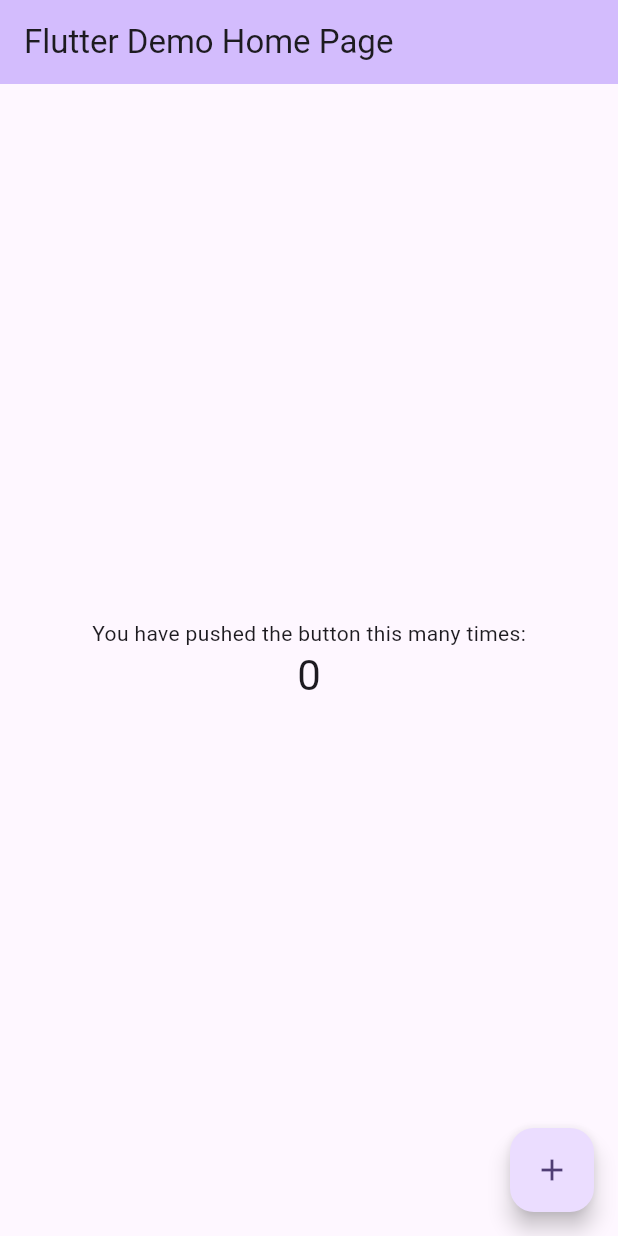
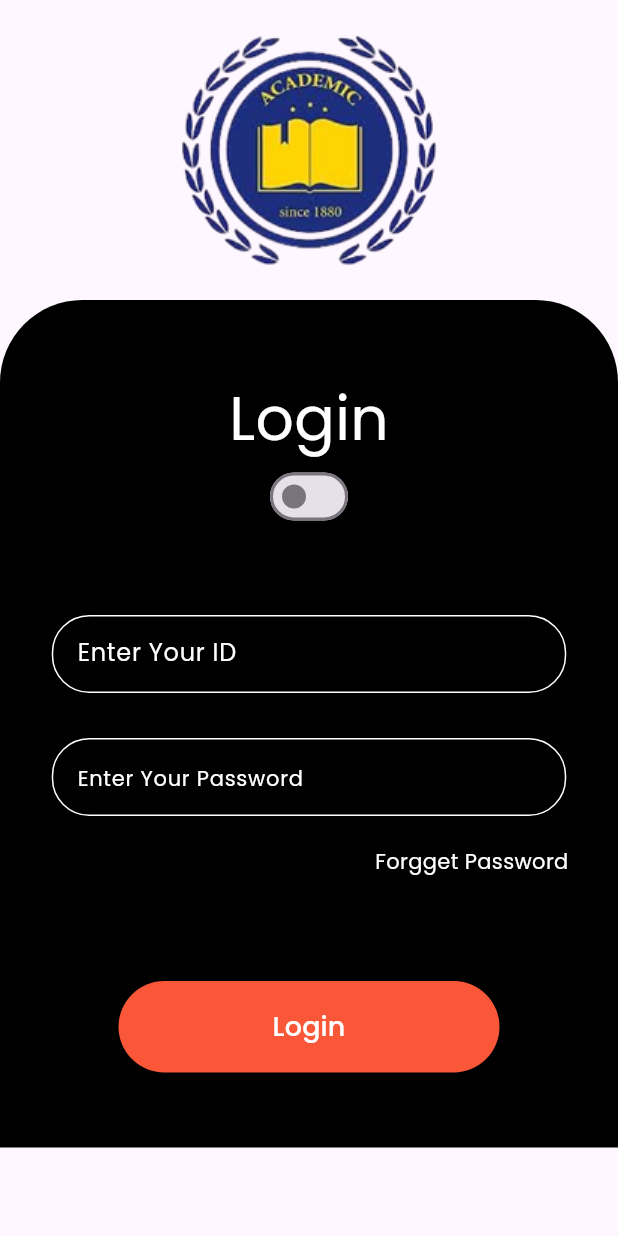
Before and after one commit to Faysal-Maxamed/School-App, a Flutter app: the screen it shows after launch, on a phone screen of 412 x 824 dp. Run offline on Flutter 3.47's test engine with Material 3 defaults, Android fonts, the phone set to English and light mode, and no system bars; our stand-ins replace google_fonts.

Commit message:
themeprovider

```diff
--- a/lib/constants/constants.dart
+++ b/lib/constants/constants.dart
@@ -0,0 +1,5 @@
+import 'package:flutter/material.dart';
+
+const endPoint = "http://localhost:4000/api/school";
+const primaryColor = Color(0xff0D3B66);
+const secondaryColor = Color(0xffF95738);
--- /dev/null
+++ b/lib/constants/themeprovider.dart
@@ -0,0 +1,14 @@
+import 'package:flutter/material.dart';
+
+class Themeprovider extends ChangeNotifier {
+  bool _isdarmode = false;
+
+  bool get isdarkmode => _isdarmode;
+
+  void toggle() {
+    _isdarmode = !_isdarmode;
+    notifyListeners();
+  }
+
+  ThemeMode get currentMode => isdarkmode ? ThemeMode.dark : ThemeMode.light;
+}
--- a/lib/main.dart
+++ b/lib/main.dart
@@ -1,125 +1,38 @@
 import 'package:flutter/material.dart';
+import 'package:school_app/constants/constants.dart';
+import 'package:school_app/constants/themeprovider.dart';
+import 'package:school_app/student/auth/login/login.dart';
+import 'package:provider/provider.dart';
 
 void main() {
-  runApp(const MyApp());
+  runApp(MultiProvider(providers: [
+    ChangeNotifierProvider(
+      create: (_) => Themeprovider(),
+    ),
+  ], child: MyApp()));
 }
 
 class MyApp extends StatelessWidget {
   const MyApp({super.key});
-
-  // This widget is the root of your application.
   @override
   Widget build(BuildContext context) {
+    final themeProvider = Provider.of<Themeprovider>(context);
     return MaterialApp(
-      title: 'Flutter Demo',
-      theme: ThemeData(
-        // This is the theme of your application.
-        //
-        // TRY THIS: Try running your application with "flutter run". You'll see
-        // the application has a purple toolbar. Then, without quitting the app,
-        // try changing the seedColor in the colorScheme below to Colors.green
-        // and then invoke "hot reload" (save your changes or press the "hot
-        // reload" button in a Flutter-supported IDE, or press "r" if you used
-        // the command line to start the app).
-        //
-        // Notice that the counter didn't reset back to zero; the application
-        // state is not lost during the reload. To reset the state, use hot
-        // restart instead.
-        //
-        // This works for code too, not just values: Most code changes can be
-        // tested with just a hot reload.
-        colorScheme: ColorScheme.fromSeed(seedColor: Colors.deepPurple),
-        useMaterial3: true,
+      theme: ThemeData.light(),
+      themeMode: themeProvider.currentMode,
+      darkTheme: ThemeData(
+        brightness: Brightness.dark,
+        scaffoldBackgroundColor: Colors.teal[900],
+        primaryColor: Colors.blueGrey[700],
+        appBarTheme: AppBarTheme(
+          backgroundColor: Colors.blueGrey[800],
+        ),
+        colorScheme: ColorScheme.dark(
+          primary: Colors.blueGrey,
+          secondary: Colors.lightBlueAccent,
+        ),
       ),
-      home: const MyHomePage(title: 'Flutter Demo Home Page'),
+      home: LoginScreen(),
     );
   }
 }
-
-class MyHomePage extends StatefulWidget {
-  const MyHomePage({super.key, required this.title});
-
-  // This widget is the home page of your application. It is stateful, meaning
-  // that it has a State object (defined below) that contains fields that affect
-  // how it looks.
-
-  // This class is the configuration for the state. It holds the values (in this
-  // case the title) provided by the parent (in this case the App widget) and
-  // used by the build method of the State. Fields in a Widget subclass are
-  // always marked "final".
-
-  final String title;
-
-  @override
-  State<MyHomePage> createState() => _MyHomePageState();
-}
-
-class _MyHomePageState extends State<MyHomePage> {
-  int _counter = 0;
-
-  void _incrementCounter() {
-    setState(() {
-      // This call to setState tells the Flutter framework that something has
-      // changed in this State, which causes it to rerun the build method below
-      // so that the display can reflect the updated values. If we changed
-      // _counter without calling setState(), then the build method would not be
-      // called again, and so nothing would appear to happen.
-      _counter++;
-    });
-  }
-
-  @override
-  Widget build(BuildContext context) {
-    // This method is rerun every time setState is called, for instance as done
-    // by the _incrementCounter method above.
-    //
-    // The Flutter framework has been optimized to make rerunning build methods
-    // fast, so that you can just rebuild anything that needs updating rather
-    // than having to individually change instances of widgets.
-    return Scaffold(
-      appBar: AppBar(
-        // TRY THIS: Try changing the color here to a specific color (to
-        // Colors.amber, perhaps?) and trigger a hot reload to see the AppBar
-        // change color while the other colors stay the same.
-        backgroundColor: Theme.of(context).colorScheme.inversePrimary,
-        // Here we take the value from the MyHomePage object that was created by
-        // the App.build method, and use it to set our appbar title.
-        title: Text(widget.title),
-      ),
-      body: Center(
-        // Center is a layout widget. It takes a single child and positions it
-        // in the middle of the parent.
-        child: Column(
-          // Column is also a layout widget. It takes a list of children and
-          // arranges them vertically. By default, it sizes itself to fit its
-          // children horizontally, and tries to be as tall as its parent.
-          //
-          // Column has various properties to control how it sizes itself and
-          // how it positions its children. Here we use mainAxisAlignment to
-          // center the children vertically; the main axis here is the vertical
-          // axis because Columns are vertical (the cross axis would be
-          // horizontal).
-          //
-          // TRY THIS: Invoke "debug painting" (choose the "Toggle Debug Paint"
-          // action in the IDE, or press "p" in the console), to see the
-          // wireframe for each widget.
-          mainAxisAlignment: MainAxisAlignment.center,
-          children: <Widget>[
-            const Text(
-              'You have pushed the button this many times:',
-            ),
-            Text(
-              '$_counter',
-              style: Theme.of(context).textTheme.headlineMedium,
-            ),
-          ],
-        ),
-      ),
-      floatingActionButton: FloatingActionButton(
-        onPressed: _incrementCounter,
-        tooltip: 'Increment',
-        child: const Icon(Icons.add),
-      ), // This trailing comma makes auto-formatting nicer for build methods.
-    );
-  }
-}
--- a/lib/student/auth/login/login.dart
+++ b/lib/student/auth/login/login.dart
@@ -0,0 +1,133 @@
+import 'package:flutter/material.dart';
+import 'package:google_fonts/google_fonts.dart';
+import 'package:provider/provider.dart';
+import 'package:school_app/constants/constants.dart';
+import 'package:school_app/constants/themeprovider.dart';
+
+class LoginScreen extends StatelessWidget {
+  const LoginScreen({super.key});
+
+  @override
+  Widget build(BuildContext context) {
+    final themeprovider = context.read<Themeprovider>();
+    return Scaffold(
+      body: SingleChildScrollView(
+        child: Column(
+          children: [
+            Container(
+              height: 200,
+              child: Center(
+                child: Image.asset("images/logo.png"),
+              ),
+            ),
+            Container(
+              width: double.infinity,
+              decoration: BoxDecoration(
+                color: themeprovider.isdarkmode ? primaryColor : Colors.black,
+                borderRadius: BorderRadius.only(
+                  topRight: Radius.circular(55),
+                  topLeft: Radius.circular(55),
+                ),
+              ),
+              child: Padding(
+                padding:
+                    const EdgeInsets.symmetric(horizontal: 33, vertical: 50),
+                child: Column(
+                  children: [
+                    Center(
+                      child: Text(
+                        "Login",
+                        style: GoogleFonts.poppins(
+                          fontSize: 40,
+                          fontWeight: FontWeight.w400,
+                          color: themeprovider.isdarkmode
+                              ? Colors.black
+                              : Colors.white,
+                        ),
+                      ),
+                    ),
+                    Switch(
+                      value: themeprovider.isdarkmode,
+                      onChanged: (Value) {
+                        themeprovider.toggle();
+                      },
+                    ),
+                    SizedBox(
+                      height: 55,
+                    ),
+                    Container(
+                      height: 52,
+                      width: 343,
+                      decoration: BoxDecoration(
+                        borderRadius: BorderRadius.circular(25),
+                        border: Border.all(color: Colors.white, width: 1),
+                      ),
+                      child: TextFormField(
+                        decoration: InputDecoration(
+                          hintText: "Enter Your ID",
+                          hintStyle: GoogleFonts.poppins(color: Colors.white),
+                          border: OutlineInputBorder(
+                            borderSide: BorderSide.none,
+                          ),
+                        ),
+                      ),
+                    ),
+                    SizedBox(
+                      height: 30,
+                    ),
+                    Container(
+                      height: 52,
+                      width: 343,
+                      decoration: BoxDecoration(
+                        borderRadius: BorderRadius.circular(25),
+                        border: Border.all(color: Colors.white, width: 1),
+                      ),
+                      child: TextFormField(
+                        decoration: InputDecoration(
+                          hintText: "Enter Your Password",
+                          hintStyle: GoogleFonts.poppins(
+                              color: Colors.white, fontSize: 14),
+                          border: OutlineInputBorder(
+                            borderSide: BorderSide.none,
+                          ),
+                        ),
+                      ),
+                    ),
+                    SizedBox(
+                      height: 20,
+                    ),
+                    Align(
+                      alignment: Alignment.centerRight,
+                      child: Text(
+                        "Forgget Password",
+                        style: GoogleFonts.poppins(
+                            color: Colors.white, fontSize: 14),
+                      ),
+                    ),
+                    SizedBox(
+                      height: 70,
+                    ),
+                    ElevatedButton(
+                        onPressed: () {},
+                        style: ElevatedButton.styleFrom(
+                          backgroundColor: secondaryColor,
+                          foregroundColor: Colors.white,
+                          padding: EdgeInsets.symmetric(vertical: 10),
+                          maximumSize: Size(254.0, 61),
+                        ),
+                        child: Center(
+                          child: Text(
+                            "Login",
+                            style: GoogleFonts.poppins(fontSize: 18),
+                          ),
+                        ))
+                  ],
+                ),
+              ),
+            )
+          ],
+        ),
+      ),
+    );
+  }
+}
--- /dev/null
+++ b/lib/student/home/student_home.dart
@@ -0,0 +1,16 @@
+import 'package:flutter/material.dart';
+
+class StudentHomeScreen extends StatelessWidget {
+  const StudentHomeScreen({super.key});
+
+  @override
+  Widget build(BuildContext context) {
+    return Scaffold(
+      body: Column(
+        children: [
+
+        ],
+      ),
+    );
+  }
+}
```
Also changed, not shown: images/logo.png (added), lib/student/home/home.dart (deleted), 1 other file.
